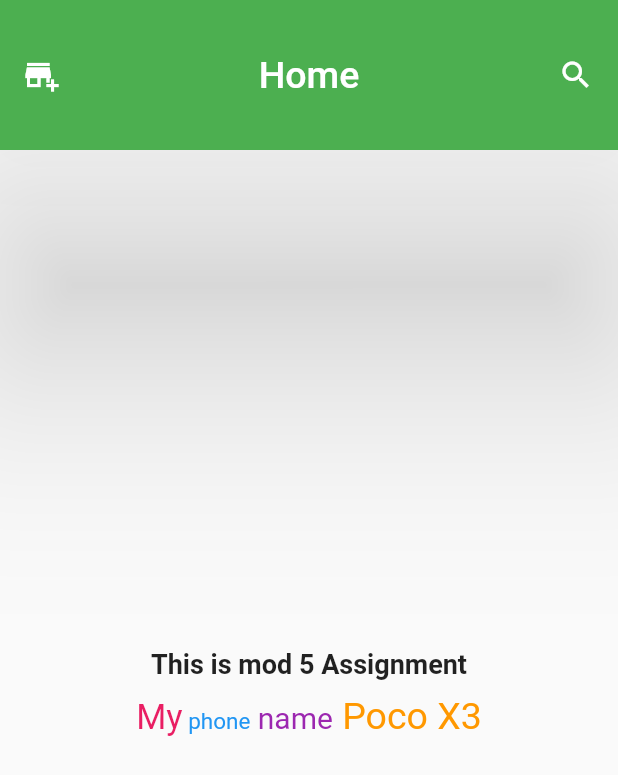
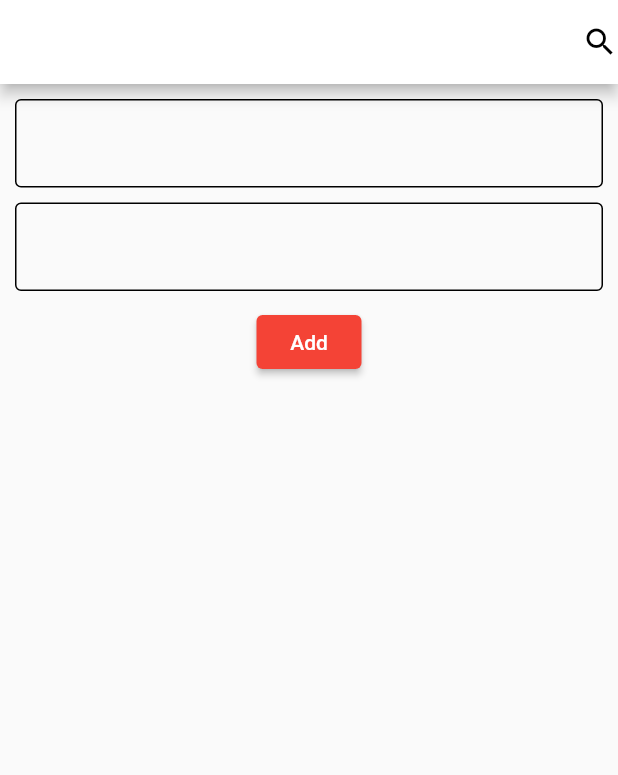
Before and after one commit to islamnabila/flutter_assignment, a Flutter app: the screen it shows after launch, on a phone screen of 412 x 824 dp. Shown: the top 775 px of the screen. Run offline on Flutter 3.47's test engine with Material 2 defaults, Android fonts, the phone set to English and light mode, and no system bars.

Commit message:
module 10 assignment added

```diff
--- /dev/null
+++ b/lib/add_todo.dart
@@ -0,0 +1,82 @@
+import 'package:flutter/cupertino.dart';
+import 'package:flutter/material.dart';
+
+import 'class.dart';
+
+class AddTodo extends StatefulWidget {
+  final Function(Todo) onAddTodo;
+  const AddTodo({
+    super.key, required this.onAddTodo,
+  });
+
+  @override
+  State<AddTodo> createState() => _AddTodoState();
+}
+
+class _AddTodoState extends State<AddTodo> {
+  final TextEditingController addtitleController =TextEditingController();
+  final TextEditingController addDetailsController =TextEditingController();
+  GlobalKey<FormState> _globalKey =GlobalKey<FormState>();
+
+  void dispose() {
+    // Dispose of the text controllers when the state is disposed.
+    addtitleController.dispose();
+    addDetailsController.dispose();
+    super.dispose();
+  }
+
+  @override
+  Widget build(BuildContext context) {
+    return Form(
+      key: _globalKey,
+      child: Column(
+        children: [
+          TextFormField(
+            controller: addtitleController,
+            decoration: const InputDecoration(
+                focusedBorder: OutlineInputBorder(
+                  borderSide: BorderSide(color: Colors.black, width: 2),
+                ),
+                enabledBorder: OutlineInputBorder()),
+            validator: (String? value){
+              if(value?.isEmpty??true){
+                return "Enter a value";
+              } return null;
+            }
+          ),
+          const SizedBox(
+            height: 10,
+          ),
+          TextFormField(
+            controller: addDetailsController,
+            decoration: const InputDecoration(
+                focusedBorder: OutlineInputBorder(
+                  borderSide: BorderSide(color: Colors.black, width: 2),
+                ),
+                enabledBorder: OutlineInputBorder()),
+            validator: (String? value){
+              if(value?.isEmpty?? true){
+                return "Enter a value";
+              } return null;
+            }
+          ),
+          const SizedBox(
+            height: 10,
+          ),
+          ElevatedButton(
+              style: ElevatedButton.styleFrom(
+                  primary: Colors.red, minimumSize: Size(70, 36)),
+              onPressed: () {
+                if(_globalKey.currentState!.validate()){
+                  Todo newtodo = Todo(title: addtitleController.text.trim(), details: addDetailsController.text.trim());
+                  widget.onAddTodo(newtodo);
+                  addtitleController.clear();
+                  addDetailsController.clear();
+                }
+              },
+              child: const Text("Add"))
+        ],
+      ),
+    );
+  }
+}
--- /dev/null
+++ b/lib/class.dart
@@ -0,0 +1,8 @@
+class Todo{
+  String title, details;
+
+  Todo({
+    required this.title, required this.details,
+});
+
+}
--- /dev/null
+++ b/lib/home_page.dart
@@ -0,0 +1,115 @@
+import 'package:flutter/cupertino.dart';
+import 'package:flutter/material.dart';
+
+import 'add_todo.dart';
+import 'update_todo.dart';
+import 'class.dart';
+
+class MyHomePage extends StatefulWidget {
+  const MyHomePage({super.key});
+
+  @override
+  State<MyHomePage> createState() => _MyHomePageState();
+}
+
+class _MyHomePageState extends State<MyHomePage> {
+  List<Todo> tasks =[];
+  @override
+  Widget build(BuildContext context) {
+    return Scaffold(
+      appBar: AppBar(
+        backgroundColor: Colors.white,
+        actions: [
+          Icon(
+            Icons.search,
+            color: Colors.black,
+          )
+        ],
+      ),
+      body: SafeArea(
+        child: Padding(
+          padding: const EdgeInsets.all(10),
+          child: Column(
+            children: [
+              AddTodo(onAddTodo: (Todo todo) {
+                addtodo(todo);
+              },),
+              const SizedBox(
+                height: 40,
+              ),
+        Expanded(
+          child: ListView.separated(
+              itemCount: tasks.length,
+              separatorBuilder: (BuildContext context, int index)=>Divider(height: 10,),
+              itemBuilder: (context, index) {
+                return ListTile(
+                  tileColor: Colors.grey.shade300,
+                  onLongPress: () {
+                    showDialog(
+                        context: context,
+                        builder: (context) {
+                          return AlertDialog(
+                              title: const Text("Alert"),
+                              content: Row(
+                                mainAxisAlignment:
+                                MainAxisAlignment.spaceBetween,
+                                children: [
+                                  TextButton(
+                                      onPressed: () {
+                                        showModalBottomSheet(
+                                            context: context,
+                                            builder: (context) {
+                                              return UpdateTodo(
+                                                todos: tasks[index],
+                                                index: index,
+                                                todoUpdate: (String updateTitle, String updateDetails, int index){
+                                                  updatetodo(index, updateTitle, updateDetails);
+                                                  Navigator.pop(context);
+
+                                                },
+
+                                              );
+                                            });
+                                      },
+                                      child: const Text("Edit")),
+                                  TextButton(
+                                      onPressed: () {
+                                        deletetodo(index);
+                                        Navigator.pop(context);
+                                      },
+                                      child: const Text("Delete"))
+                                ],
+                              ));
+                        });
+                  },
+                  title: Text(tasks[index].title,style: TextStyle(fontSize: 17,fontWeight: FontWeight.bold),),
+                  subtitle: Text(tasks[index].details),
+                  trailing: const Icon(Icons.arrow_forward),
+                );
+              },
+          ),
+        )
+            ],
+          ),
+        ),
+      ),
+    );
+  }
+
+  void addtodo(Todo todo){
+    tasks.add(todo);
+    setState(() {});
+  }
+
+  void deletetodo(int index){
+    tasks.removeAt(index);
+    setState(() {
+    });
+  }
+
+  void updatetodo(int index, String updateTitle, String updateDetails) {
+    tasks[index].title = updateTitle;
+    tasks[index].details = updateDetails;
+    setState(() {});
+  }
+}
--- a/lib/main.dart
+++ b/lib/main.dart
@@ -1,58 +1,20 @@
-//module 5 assignment
+import 'package:flutter/cupertino.dart';
 import 'package:flutter/material.dart';
 
+import 'home_page.dart';
+
 void main(){
-  runApp( MyApp());
+  runApp(MyApp());
 }
-class MyApp extends StatelessWidget{
+
+class MyApp extends StatelessWidget {
+  const MyApp({super.key});
+
   @override
   Widget build(BuildContext context) {
     return MaterialApp(
-      theme: ThemeData(
-        primarySwatch: Colors.green
-      ),
+      debugShowCheckedModeBanner: false,
       home: MyHomePage(),
     );
   }
 }
-class MyHomePage extends StatelessWidget{
-  @override
-  Widget build(BuildContext context) {
-    return Scaffold(
-      appBar: AppBar(
-        toolbarHeight: 100,
-        elevation: 70,
-        title: Row(
-          mainAxisAlignment: MainAxisAlignment.spaceBetween,
-          children: [
-            Icon(Icons.add_business),
-            Text("Home", style: TextStyle(fontSize: 25, color: Colors.white),),
-            Icon(Icons.search)
-          ],
-        ),
-      ),
-      body: Center(
-        child: Column(
-          mainAxisAlignment: MainAxisAlignment.center,
-          children: [
-            Text("This is mod 5 Assignment", style: TextStyle(fontSize: 18, fontWeight: FontWeight.w700),),
-            Padding(
-              padding: const EdgeInsets.only(top: 10),
-              child: RichText(text: TextSpan(
-                style: TextStyle(color: Colors.orange, fontSize: 25),
-               children: [
-                 TextSpan(text: "My", style: TextStyle(color: Colors.pink, fontSize: 23)),
-                 TextSpan(text: " phone",style: TextStyle(color: Colors.blue, fontSize: 15)),
-                 TextSpan(text: " name", style: TextStyle(color: Colors.purple, fontSize: 20)),
-                 TextSpan(text: " Poco X3")
-
-               ]
-              ),
-              ),
-            )
-          ],
-        ),
-      ),
-    );
-  }
-}
```
Also changed, not shown: lib/update_todo.dart (added, +99 -0 lines).
